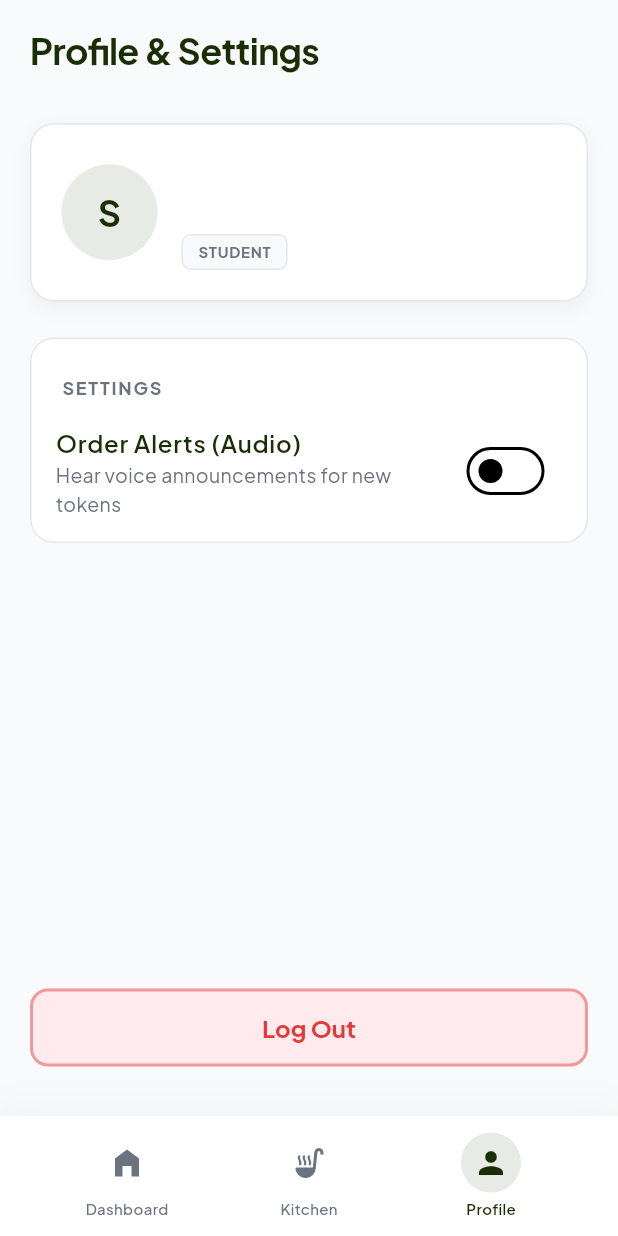
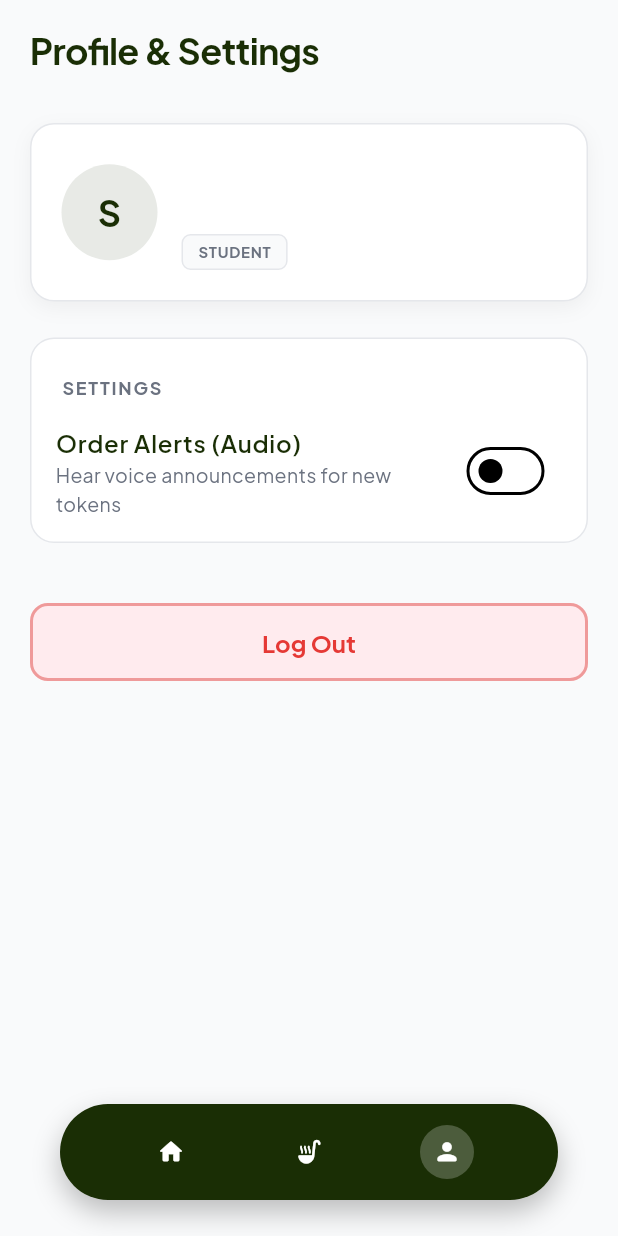
Before and after one commit to rahulx3-dev/noq, a Flutter app: the StaffProfileScreen screen opened by its route, on a phone screen of 412 x 824 dp. Run offline on Flutter 3.47's test engine with Material 3 defaults, Android fonts, the phone set to English and light mode, and no system bars; our stand-ins replace cloud_firestore, connectivity_plus, firebase_auth, firebase_core, firebase_storage, fl_chart and 7 more; missing offline and left inert: mobile_scanner; accounts and stored records are empty; network calls fail.

Commit message:
added floating pill nav bar in staff

```diff
--- a/lib/features/staff/screens/staff_kitchen_screen.dart
+++ b/lib/features/staff/screens/staff_kitchen_screen.dart
@@ -508,7 +508,7 @@ class StaffKitchenScreen extends ConsumerWidget {
 
     return Scrollbar(
       child: ListView(
-        padding: const EdgeInsets.fromLTRB(20, 16, 20, 100),
+        padding: const EdgeInsets.fromLTRB(20, 16, 20, 120),
         physics: const BouncingScrollPhysics(),
         children: [
           if (highDemand.isNotEmpty) _buildHighDemandSection(ref, highDemand),
--- a/lib/features/staff/screens/staff_profile_screen.dart
+++ b/lib/features/staff/screens/staff_profile_screen.dart
@@ -24,16 +24,16 @@ class StaffProfileScreen extends ConsumerWidget {
 
             final isAlertsEnabled = profile.orderAlertsEnabled;
 
-            return Column(
+            return ListView(
+              padding: const EdgeInsets.only(bottom: 120),
               children: [
                 _buildHeader(),
                 const SizedBox(height: 16),
                 _buildProfileCard(profile),
                 const SizedBox(height: 24),
                 _buildSettingsSection(ref, isAlertsEnabled),
-                const Spacer(),
+                const SizedBox(height: 40),
                 _buildLogoutButton(ref, context),
-                const SizedBox(height: 32),
               ],
             );
           },
--- a/lib/features/staff/staff_shell.dart
+++ b/lib/features/staff/staff_shell.dart
@@ -21,6 +21,7 @@ class StaffShell extends ConsumerWidget {
     ref.watch(voiceAnnouncerServiceProvider);
 
     return Scaffold(
+      extendBody: true,
       body: Stack(
         children: [
           AnimatedSwitcher(
@@ -71,49 +72,27 @@ class StaffShell extends ConsumerWidget {
         ],
       ),
       bottomNavigationBar: Container(
-        padding: EdgeInsets.only(
-          bottom: MediaQuery.paddingOf(context).bottom + 8,
-          top: 8,
-          left: 24,
-          right: 24,
+        color: Colors.transparent,
+        padding: const EdgeInsets.only(bottom: 24, left: 40, right: 40),
+        child: Container(
+          height: 64,
+          decoration: BoxDecoration(
+            color: StaffTheme.primary,
+            borderRadius: BorderRadius.circular(32),
+            boxShadow: [
+              BoxShadow(
+                color: Colors.black.withValues(alpha: 0.25),
+                blurRadius: 15,
+                offset: const Offset(0, 8),
               ),
-        decoration: BoxDecoration(
-          color: StaffTheme.surface,
-          border: const Border(top: BorderSide(color: Color(0xFFF3F4F6))),
-          boxShadow: const [
-            BoxShadow(
-              color: Color(0x08000000),
-              blurRadius: 20,
-              offset: Offset(0, -5),
-            )
             ],
           ),
-        child: SizedBox(
-          height: 64,
           child: Row(
-            mainAxisAlignment: MainAxisAlignment.spaceAround,
+            mainAxisAlignment: MainAxisAlignment.spaceEvenly,
             children: [
-              _buildNavItem(
-                context,
-                index: 0,
-                icon: Icons.home_filled,
-                label: 'Dashboard',
-                currentIndex: navigationShell.currentIndex,
-              ),
-              _buildNavItem(
-                context,
-                index: 1,
-                icon: Icons.soup_kitchen,
-                label: 'Kitchen',
-                currentIndex: navigationShell.currentIndex,
-              ),
-              _buildNavItem(
-                context,
-                index: 2,
-                icon: Icons.person,
-                label: 'Profile',
-                currentIndex: navigationShell.currentIndex,
-              ),
+              _buildNavItem(Icons.home_rounded, 0, navigationShell.currentIndex, context),
+              _buildNavItem(Icons.soup_kitchen_rounded, 1, navigationShell.currentIndex, context),
+              _buildNavItem(Icons.person_rounded, 2, navigationShell.currentIndex, context),
             ],
           ),
         ),
@@ -121,49 +100,21 @@ class StaffShell extends ConsumerWidget {
     );
   }
 
-  Widget _buildNavItem(
-    BuildContext context, {
-    required int index,
-    required IconData icon,
-    required String label,
-    required int currentIndex,
-  }) {
-    final isSelected = index == currentIndex;
+  Widget _buildNavItem(IconData icon, int index, int currentIndex, BuildContext context) {
+    bool isActive = index == currentIndex;
     return GestureDetector(
-      behavior: HitTestBehavior.opaque,
       onTap: () => _onItemTapped(index, context),
-      child: SizedBox(
-        width: 64,
-        child: Column(
-          mainAxisSize: MainAxisSize.min,
-          mainAxisAlignment: MainAxisAlignment.center,
-          children: [
-            Container(
-              width: 40,
-              height: 40,
+      child: Container(
+        width: 36,
+        height: 36,
         decoration: BoxDecoration(
-                color: isSelected ? StaffTheme.primary.withOpacity(0.1) : Colors.transparent,
+          color: isActive ? Colors.white.withValues(alpha: 0.22) : Colors.transparent,
           shape: BoxShape.circle,
         ),
-              child: Center(
         child: Icon(
           icon,
-                  color: isSelected ? StaffTheme.primary : StaffTheme.textSecondary,
-                  size: 24,
-                ),
-              ),
-            ),
-            const SizedBox(height: 4),
-            Text(
-              label,
-              style: TextStyle(
-                fontFamily: 'Plus Jakarta Sans',
-                fontSize: 10,
-                fontWeight: isSelected ? FontWeight.w600 : FontWeight.w500,
-                color: isSelected ? StaffTheme.primary : StaffTheme.textSecondary,
-              ),
-            ),
-          ],
+          color: Colors.white,
+          size: 19,
         ),
       ),
     );
--- a/lib/features/staff/widgets/staff_animated_queue.dart
+++ b/lib/features/staff/widgets/staff_animated_queue.dart
@@ -148,7 +148,7 @@ class _StaffAnimatedQueueState extends State<StaffAnimatedQueue> {
         controller: _scrollController,
         physics: const AlwaysScrollableScrollPhysics(),
         initialItemCount: _currentDocs.length,
-        padding: const EdgeInsets.only(top: 8, bottom: 80),
+        padding: const EdgeInsets.only(top: 8, bottom: 120),
         itemBuilder: (context, index, animation) {
           if (index >= _currentDocs.length) return const SizedBox.shrink();
           final doc = _currentDocs[index];
```
Lines whose indentation alone changed are shown as unchanged.
